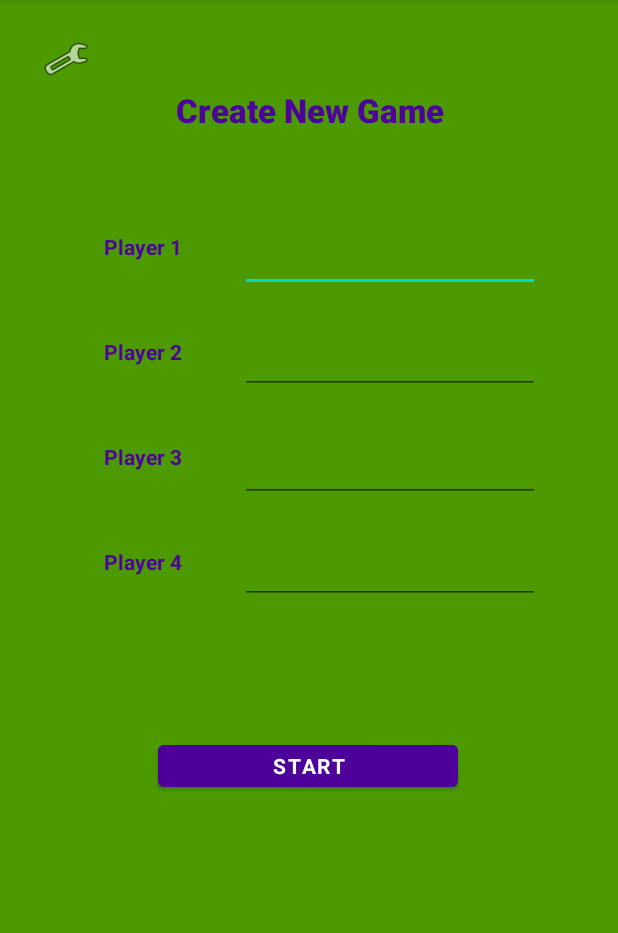
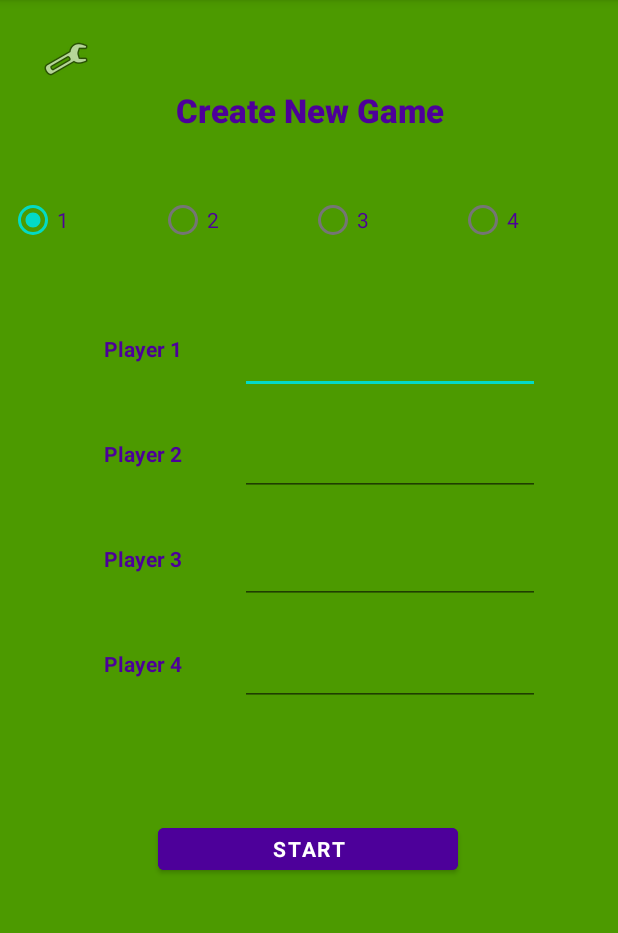
Before and after one commit to cordovaom/team100_miniGolfApp, an Android app: the CreateNewGame screen opened directly, with no data from a screen before it, on a phone screen of 412 x 824 dp, the part 84-1017 px from its top. Run offline under Robolectric (Android 15) with nearby library versions, the phone set to English and light mode, and no system bars; Roboto replaces fonts that are not available here.

Commit message:
Fixing the new Game page

```diff
--- a/app/src/main/res/layout/activity_create_new_game.xml
+++ b/app/src/main/res/layout/activity_create_new_game.xml
@@ -6,6 +6,7 @@
     android:layout_width="match_parent"
     android:layout_height="match_parent"
     android:background="#4c9a00"
+    android:orientation="horizontal"
     tools:context=".CreateNewGame">
 
     <TextView
@@ -45,7 +46,7 @@
         android:id="@+id/playerOneBanner"
         android:layout_width="130dp"
         android:layout_height="40dp"
-        android:layout_marginTop="56dp"
+        android:layout_marginTop="124dp"
         android:fontFamily="@font/brawler"
         android:text="Player 1"
         android:textAlignment="center"
@@ -60,7 +61,7 @@
         android:id="@+id/playerOneNameInput"
         android:layout_width="200dp"
         android:layout_height="40dp"
-        android:layout_marginTop="56dp"
+        android:layout_marginTop="124dp"
         android:ems="10"
         android:fontFamily="@font/brawler"
         android:inputType="textPersonName"
@@ -161,7 +162,7 @@
         android:id="@+id/startGameButton"
         android:layout_width="200dp"
         android:layout_height="40dp"
-        android:layout_marginTop="88dp"
+        android:layout_marginTop="75dp"
         android:backgroundTint="#4d009a"
         android:fontFamily="@font/brawler"
         android:text="Start"
@@ -173,4 +174,47 @@
         app:layout_constraintStart_toStartOf="parent"
         app:layout_constraintTop_toBottomOf="@+id/playerFourNameInput" />
 
+    <RadioGroup
+        android:id="@+id/radioButtonGroup"
+        android:layout_width="400dp"
+        android:layout_height="54dp"
+        android:layout_marginTop="24dp"
+        android:orientation="horizontal"
+        app:layout_constraintEnd_toEndOf="parent"
+        app:layout_constraintStart_toStartOf="parent"
+        app:layout_constraintTop_toBottomOf="@+id/createGameBanner">
+
+        <RadioButton
+            android:id="@+id/OnePlayerSelected"
+            android:layout_width="100dp"
+            android:layout_height="wrap_content"
+            android:checked="true"
+            android:text="1"
+            android:textColor="#4D009A" />
+
+        <RadioButton
+            android:id="@+id/TwoPlayerSelected"
+            android:layout_width="100dp"
+            android:layout_height="wrap_content"
+            android:text="2"
+            android:textColor="#4D009A" />
+
+        <RadioButton
+            android:id="@+id/threePlayerSelected"
+            android:layout_width="100dp"
+            android:layout_height="wrap_content"
+            android:layout_weight="1"
+            android:text="3"
+            android:textColor="#4D009A" />
+
+        <RadioButton
+            android:id="@+id/FourPlayerSelected"
+            android:layout_width="100dp"
+            android:layout_height="wrap_content"
+            android:layout_weight="1"
+            android:text="4"
+            android:textColor="#4D009A" />
+
+    </RadioGroup>
+
 </androidx.constraintlayout.widget.ConstraintLayout>
```
Also changed, not shown: app/src/main/AndroidManifest.xml (+15 -5 lines).
